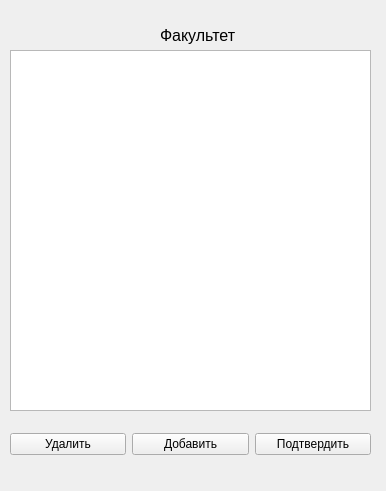
The window that ElectronicJournal/formfaculty.ui (MariyaMari/myJournal) describes before a commit, drawn with Qt 5.
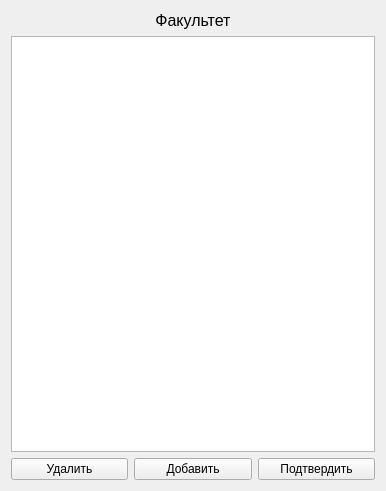
The same window after the commit.

Diff of the .ui file:
```diff
--- a/ElectronicJournal/formfaculty.ui
+++ b/ElectronicJournal/formfaculty.ui
@@ -13,15 +13,9 @@
   <property name="windowTitle">
    <string>Form</string>
   </property>
+  <layout class="QGridLayout" name="gridLayout_2">
+   <item row="0" column="0">
   <widget class="QLabel" name="label">
-   <property name="geometry">
-    <rect>
-     <x>160</x>
-     <y>20</y>
-     <width>91</width>
-     <height>31</height>
-    </rect>
-   </property>
    <property name="font">
     <font>
      <pointsize>12</pointsize>
@@ -30,26 +24,19 @@
    <property name="text">
     <string>Факультет</string>
    </property>
-  </widget>
-  <widget class="QTableView" name="tableView">
-   <property name="geometry">
-    <rect>
-     <x>10</x>
-     <y>50</y>
-     <width>361</width>
-     <height>361</height>
-    </rect>
-   </property>
-  </widget>
-  <widget class="QWidget" name="gridLayoutWidget">
-   <property name="geometry">
-    <rect>
-     <x>10</x>
-     <y>419</y>
-     <width>361</width>
-     <height>51</height>
-    </rect>
-   </property>
+     <property name="alignment">
+      <set>Qt::AlignCenter</set>
+     </property>
+    </widget>
+   </item>
+   <item row="1" column="0">
+    <layout class="QVBoxLayout" name="verticalLayout">
+     <item>
+      <widget class="QTableView" name="tableView"/>
+     </item>
+    </layout>
+   </item>
+   <item row="2" column="0">
    <layout class="QGridLayout" name="gridLayout">
     <item row="0" column="0">
      <widget class="QPushButton" name="pushButton">
@@ -73,7 +60,8 @@
      </widget>
     </item>
    </layout>
-  </widget>
+   </item>
+  </layout>
  </widget>
  <resources/>
  <connections/>
```
Lines whose indentation alone changed are shown as unchanged.
